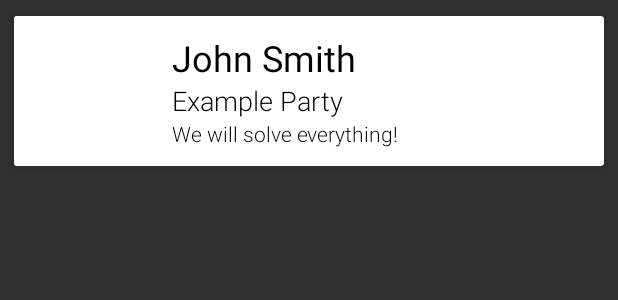
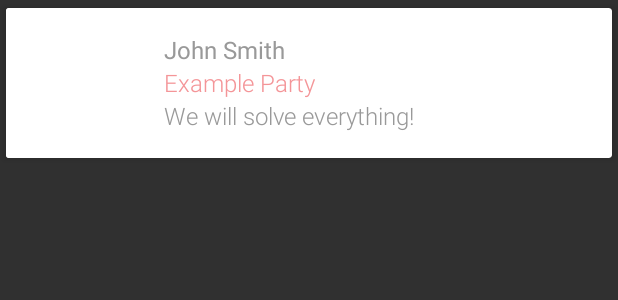
Before and after one commit to hack-the-hub/Team-MAV, an Android app: the layout card_counsellor.xml on its own in the app's theme, with its tools: preview values and no code run, on a phone screen of 412 x 824 dp. Shown: the top 300 px of the screen. Run offline under Robolectric (Android 15) with nearby library versions, the phone set to English and light mode, and no system bars.

Commit message:
Starting work on new UI.

```diff
--- a/app/src/main/res/layout/card_counsellor.xml
+++ b/app/src/main/res/layout/card_counsellor.xml
@@ -3,8 +3,7 @@
     xmlns:app="http://schemas.android.com/apk/res-auto"
     xmlns:tools="http://schemas.android.com/tools"
     android:layout_width="match_parent"
-    android:layout_height="wrap_content"
-    android:padding="5dp">
+    android:layout_height="wrap_content">
 
 
     <android.support.v7.widget.CardView
@@ -37,9 +36,9 @@
                     android:id="@+id/name"
                     android:layout_width="wrap_content"
                     android:layout_height="wrap_content"
-                    android:textColor="@android:color/black"
-                    android:textSize="24sp"
-                    android:fontFamily="sans-serif-normal"
+                    android:textColor="#999999"
+                    android:textSize="16sp"
+                    android:fontFamily="sans-serif-bold"
                     tools:text="John Smith" />
 
 
@@ -47,9 +46,9 @@
                     android:id="@+id/party"
                     android:layout_width="wrap_content"
                     android:layout_height="wrap_content"
-                    android:textColor="@android:color/black"
+                    android:textColor="#F49598"
                     android:fontFamily="sans-serif-light"
-                    android:textSize="18sp"
+                    android:textSize="16sp"
                     tools:text="Example Party" />
 
 
@@ -58,8 +57,8 @@
                     android:layout_width="wrap_content"
                     android:layout_height="wrap_content"
                     android:fontFamily="sans-serif-light"
-                    android:textColor="@android:color/black"
-                    android:textSize="14sp"
+                    android:textColor="#999999"
+                    android:textSize="16sp"
 
                     tools:text="We will solve everything!" />
 
```
